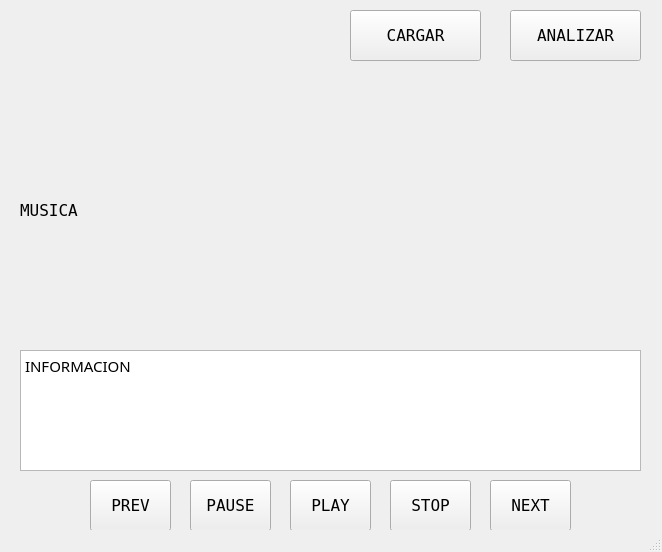
Old version of the form main.ui in the repository JtAgu/LFP_P1_202004734.
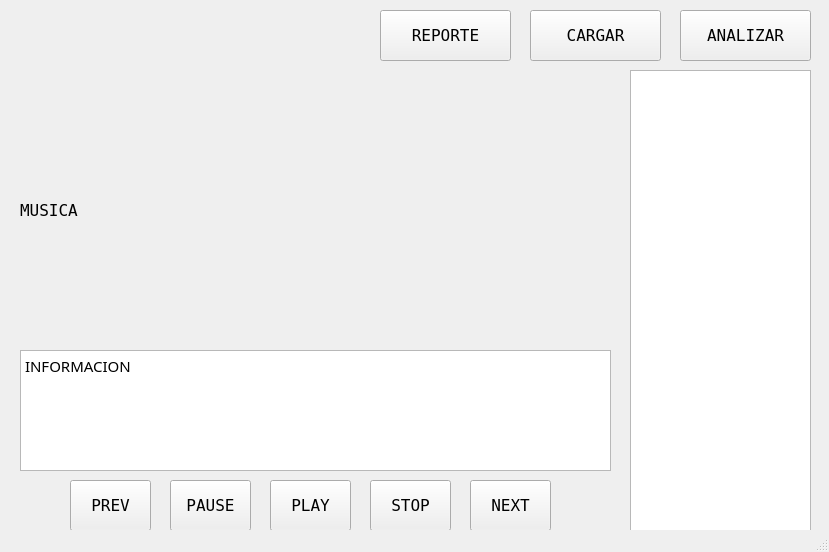
New version of the form.

The edit to the form file:
```diff
--- a/main.ui
+++ b/main.ui
@@ -6,7 +6,7 @@
    <rect>
     <x>0</x>
     <y>0</y>
-    <width>662</width>
+    <width>829</width>
     <height>552</height>
    </rect>
   </property>
@@ -17,7 +17,7 @@
    <widget class="QPushButton" name="Cargar_BTN">
     <property name="geometry">
      <rect>
-      <x>350</x>
+      <x>530</x>
       <y>10</y>
       <width>131</width>
       <height>51</height>
@@ -36,7 +36,7 @@
    <widget class="QPushButton" name="Analizar_BTN">
     <property name="geometry">
      <rect>
-      <x>510</x>
+      <x>680</x>
       <y>10</y>
       <width>131</width>
       <height>51</height>
@@ -57,7 +57,7 @@
      <rect>
       <x>20</x>
       <y>90</y>
-      <width>621</width>
+      <width>591</width>
       <height>241</height>
      </rect>
     </property>
@@ -74,7 +74,7 @@
    <widget class="QPushButton" name="Prev_BTN">
     <property name="geometry">
      <rect>
-      <x>90</x>
+      <x>70</x>
       <y>480</y>
       <width>81</width>
       <height>51</height>
@@ -93,7 +93,7 @@
    <widget class="QPushButton" name="Next_BTN">
     <property name="geometry">
      <rect>
-      <x>490</x>
+      <x>470</x>
       <y>480</y>
       <width>81</width>
       <height>51</height>
@@ -112,7 +112,7 @@
    <widget class="QPushButton" name="Pause_BTN">
     <property name="geometry">
      <rect>
-      <x>190</x>
+      <x>170</x>
       <y>480</y>
       <width>81</width>
       <height>51</height>
@@ -131,7 +131,7 @@
    <widget class="QPushButton" name="Play_BTN">
     <property name="geometry">
      <rect>
-      <x>290</x>
+      <x>270</x>
       <y>480</y>
       <width>81</width>
       <height>51</height>
@@ -150,7 +150,7 @@
    <widget class="QPushButton" name="Stop_BTN">
     <property name="geometry">
      <rect>
-      <x>390</x>
+      <x>370</x>
       <y>480</y>
       <width>81</width>
       <height>51</height>
@@ -171,7 +171,7 @@
      <rect>
       <x>20</x>
       <y>350</y>
-      <width>621</width>
+      <width>591</width>
       <height>121</height>
      </rect>
     </property>
@@ -189,6 +189,41 @@
 &lt;p style=&quot; margin-top:0px; margin-bottom:0px; margin-left:0px; margin-right:0px; -qt-block-indent:0; text-indent:0px;&quot;&gt;INFORMACION&lt;/p&gt;&lt;/body&gt;&lt;/html&gt;</string>
     </property>
    </widget>
+   <widget class="QListView" name="Lista">
+    <property name="geometry">
+     <rect>
+      <x>630</x>
+      <y>70</y>
+      <width>181</width>
+      <height>461</height>
+     </rect>
+    </property>
+    <property name="font">
+     <font>
+      <family>Terminal</family>
+      <pointsize>10</pointsize>
+     </font>
+    </property>
+   </widget>
+   <widget class="QPushButton" name="Reporte_BTN">
+    <property name="geometry">
+     <rect>
+      <x>380</x>
+      <y>10</y>
+      <width>131</width>
+      <height>51</height>
+     </rect>
+    </property>
+    <property name="font">
+     <font>
+      <family>Terminal</family>
+      <pointsize>12</pointsize>
+     </font>
+    </property>
+    <property name="text">
+     <string>REPORTE</string>
+    </property>
+   </widget>
   </widget>
   <widget class="QStatusBar" name="statusbar"/>
  </widget>
```
